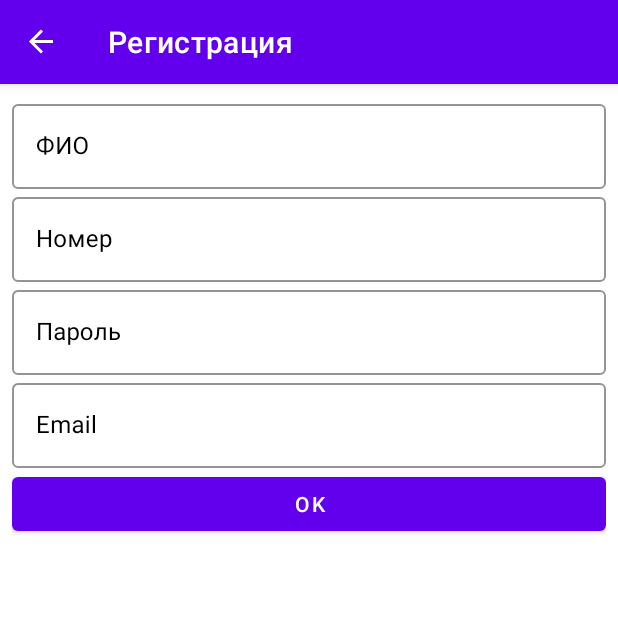
After one commit to Zellka/PeoplesControl, an Android app: the RegistrationFragment screen opened through its navigation route, on a phone screen of 412 x 824 dp, the top half of it. The commit adds this screen. Run offline under Robolectric (Android 15) with nearby library versions, the phone set to English and light mode, and no system bars; our stand-ins replace navigation-ui; 3 statements that could not run were skipped.

Commit message:
Add login and registration

```diff
--- /dev/null
+++ b/app/src/main/java/com/example/peoplesontrol/ui/view/login/LoginActivity.kt
@@ -0,0 +1,16 @@
+package com.example.peoplesontrol.ui.view.login
+
+import androidx.appcompat.app.AppCompatActivity
+import android.os.Bundle
+import androidx.navigation.findNavController
+import androidx.navigation.ui.setupActionBarWithNavController
+import com.example.peoplesontrol.R
+
+class LoginActivity : AppCompatActivity() {
+    override fun onCreate(savedInstanceState: Bundle?) {
+        super.onCreate(savedInstanceState)
+        setContentView(R.layout.activity_login)
+        val navController = findNavController(R.id.nav_host_fragment_activity_login)
+        setupActionBarWithNavController(navController)
+    }
+}
--- /dev/null
+++ b/app/src/main/java/com/example/peoplesontrol/ui/view/login/RegionsFragment.kt
@@ -0,0 +1,48 @@
+package com.example.peoplesontrol.ui.view.login
+
+import android.os.Bundle
+import androidx.fragment.app.Fragment
+import android.view.LayoutInflater
+import android.view.View
+import android.view.ViewGroup
+import androidx.core.os.bundleOf
+import androidx.navigation.fragment.findNavController
+import androidx.recyclerview.widget.LinearLayoutManager
+import com.example.peoplesontrol.R
+import com.example.peoplesontrol.databinding.FragmentRegionsBinding
+import com.example.peoplesontrol.ui.adapter.RegionAdapter
+
+class RegionsFragment : Fragment() {
+
+    private var _binding: FragmentRegionsBinding? = null
+    private val binding get() = _binding!!
+
+    private lateinit var adapter: RegionAdapter
+
+    override fun onCreateView(
+        inflater: LayoutInflater, container: ViewGroup?,
+        savedInstanceState: Bundle?
+    ): View {
+        _binding = FragmentRegionsBinding.inflate(inflater, container, false)
+        return binding.root
+    }
+
+    override fun onViewCreated(view: View, savedInstanceState: Bundle?) {
+        super.onViewCreated(view, savedInstanceState)
+        val list = listOf("Донецк", "Макеевка", "Ясиноватая", "Горловка", "Шахтёрск")
+
+        binding.rvRegions.layoutManager = LinearLayoutManager(this.requireContext())
+        adapter = RegionAdapter { region: String -> nextLogin(region) }
+        adapter.setData(list)
+        binding.rvRegions.adapter = adapter
+    }
+
+    private fun nextLogin(region: String) {
+        val bundle = bundleOf(REGION_KEY to region)
+        findNavController().navigate(R.id.action_regionsFragment_to_loginFragment, bundle)
+    }
+
+    companion object {
+        const val REGION_KEY = "REGION"
+    }
+}
--- /dev/null
+++ b/app/src/main/java/com/example/peoplesontrol/ui/view/login/RegistrationFragment.kt
@@ -0,0 +1,49 @@
+package com.example.peoplesontrol.ui.view.login
+
+import android.content.Intent
+import android.os.Bundle
+import androidx.fragment.app.Fragment
+import android.view.LayoutInflater
+import android.view.MenuItem
+import android.view.View
+import android.view.ViewGroup
+import androidx.navigation.fragment.findNavController
+import com.example.peoplesontrol.R
+import com.example.peoplesontrol.databinding.FragmentRegistrationBinding
+import com.example.peoplesontrol.ui.view.main.MainActivity
+
+class RegistrationFragment : Fragment() {
+
+    private var _binding: FragmentRegistrationBinding? = null
+    private val binding get() = _binding!!
+
+    override fun onCreate(savedInstanceState: Bundle?) {
+        super.onCreate(savedInstanceState)
+        setHasOptionsMenu(true)
+    }
+
+    override fun onCreateView(
+        inflater: LayoutInflater, container: ViewGroup?,
+        savedInstanceState: Bundle?
+    ): View {
+        _binding = FragmentRegistrationBinding.inflate(inflater, container, false)
+        return binding.root
+    }
+
+    override fun onViewCreated(view: View, savedInstanceState: Bundle?) {
+        super.onViewCreated(view, savedInstanceState)
+        binding.btnLogin.setOnClickListener {
+            startActivity(Intent(this.requireContext(), MainActivity::class.java))
+        }
+    }
+
+    override fun onOptionsItemSelected(item: MenuItem): Boolean {
+        return when (item.itemId) {
+            android.R.id.home -> {
+                findNavController().navigate(R.id.action_registrationFragment_to_loginFragment)
+                true
+            }
+            else -> super.onOptionsItemSelected(item)
+        }
+    }
+}
--- /dev/null
+++ b/app/src/main/res/layout/activity_login.xml
@@ -0,0 +1,21 @@
+<?xml version="1.0" encoding="utf-8"?>
+<androidx.constraintlayout.widget.ConstraintLayout xmlns:android="http://schemas.android.com/apk/res/android"
+    xmlns:app="http://schemas.android.com/apk/res-auto"
+    xmlns:tools="http://schemas.android.com/tools"
+    android:layout_width="match_parent"
+    android:layout_height="match_parent"
+    tools:context=".ui.view.login.LoginActivity">
+
+    <fragment
+        android:id="@+id/nav_host_fragment_activity_login"
+        android:name="androidx.navigation.fragment.NavHostFragment"
+        android:layout_width="match_parent"
+        android:layout_height="match_parent"
+        app:defaultNavHost="true"
+        app:layout_constraintBottom_toBottomOf="parent"
+        app:layout_constraintLeft_toLeftOf="parent"
+        app:layout_constraintRight_toRightOf="parent"
+        app:layout_constraintTop_toTopOf="parent"
+        app:navGraph="@navigation/login_navigation" />
+
+</androidx.constraintlayout.widget.ConstraintLayout>
--- /dev/null
+++ b/app/src/main/res/layout/fragment_registration.xml
@@ -0,0 +1,100 @@
+<?xml version="1.0" encoding="utf-8"?>
+<androidx.constraintlayout.widget.ConstraintLayout xmlns:android="http://schemas.android.com/apk/res/android"
+    xmlns:app="http://schemas.android.com/apk/res-auto"
+    xmlns:tools="http://schemas.android.com/tools"
+    android:layout_width="match_parent"
+    android:layout_height="match_parent"
+    android:layout_margin="8dp"
+    tools:context=".ui.view.login.RegistrationFragment">
+
+    <com.google.android.material.textfield.TextInputLayout
+        android:id="@+id/input_name"
+        style="@style/Widget.MaterialComponents.TextInputLayout.OutlinedBox"
+        android:layout_width="match_parent"
+        android:layout_height="wrap_content"
+        android:hint="@string/input_name"
+        android:textColorHint="@color/black"
+        app:boxStrokeColor="@color/black"
+        app:hintTextColor="@color/black"
+        tools:ignore="MissingConstraints">
+
+        <com.google.android.material.textfield.TextInputEditText
+            android:id="@+id/edit_name"
+            android:layout_width="match_parent"
+            android:layout_height="wrap_content"
+            android:backgroundTint="@color/black"
+            android:inputType="textCapSentences"
+            android:textColorHighlight="@color/black" />
+    </com.google.android.material.textfield.TextInputLayout>
+
+    <com.google.android.material.textfield.TextInputLayout
+        android:id="@+id/input_number"
+        style="@style/Widget.MaterialComponents.TextInputLayout.OutlinedBox"
+        android:layout_width="match_parent"
+        android:layout_height="wrap_content"
+        android:hint="@string/input_number"
+        android:textColorHint="@color/black"
+        app:boxStrokeColor="@color/black"
+        app:hintTextColor="@color/black"
+        app:layout_constraintTop_toBottomOf="@+id/input_name"
+        tools:ignore="MissingConstraints">
+
+        <com.google.android.material.textfield.TextInputEditText
+            android:id="@+id/edit_number"
+            android:layout_width="match_parent"
+            android:layout_height="wrap_content"
+            android:backgroundTint="@color/black"
+            android:inputType="phone"
+            android:textColorHighlight="@color/black" />
+    </com.google.android.material.textfield.TextInputLayout>
+
+    <com.google.android.material.textfield.TextInputLayout
+        android:id="@+id/input_password"
+        style="@style/Widget.MaterialComponents.TextInputLayout.OutlinedBox"
+        android:layout_width="match_parent"
+        android:layout_height="wrap_content"
+        android:hint="@string/input_password"
+        android:textColorHint="@color/black"
+        app:boxStrokeColor="@color/black"
+        app:hintTextColor="@color/black"
+        app:layout_constraintTop_toBottomOf="@+id/input_number"
+        tools:ignore="MissingConstraints">
+
+        <com.google.android.material.textfield.TextInputEditText
+            android:id="@+id/edit_password"
+            android:layout_width="match_parent"
+            android:layout_height="wrap_content"
+            android:backgroundTint="@color/black"
+            android:inputType="textPassword"
+            android:textColorHighlight="@color/black" />
+    </com.google.android.material.textfield.TextInputLayout>
+
+    <com.google.android.material.textfield.TextInputLayout
+        android:id="@+id/input_email"
+        style="@style/Widget.MaterialComponents.TextInputLayout.OutlinedBox"
+        android:layout_width="match_parent"
+        android:layout_height="wrap_content"
+        android:hint="@string/input_email"
+        android:textColorHint="@color/black"
+        app:boxStrokeColor="@color/black"
+        app:hintTextColor="@color/black"
+        app:layout_constraintTop_toBottomOf="@+id/input_password"
+        tools:ignore="MissingConstraints">
+
+        <com.google.android.material.textfield.TextInputEditText
+            android:id="@+id/edit_email"
+            android:layout_width="match_parent"
+            android:layout_height="wrap_content"
+            android:backgroundTint="@color/black"
+            android:inputType="textEmailAddress"
+            android:textColorHighlight="@color/black" />
+    </com.google.android.material.textfield.TextInputLayout>
+
+    <Button
+        android:id="@+id/btn_login"
+        android:layout_width="match_parent"
+        android:layout_height="wrap_content"
+        android:text="@string/btn_ok"
+        app:layout_constraintTop_toBottomOf="@+id/input_email" />
+
+</androidx.constraintlayout.widget.ConstraintLayout>
--- /dev/null
+++ b/app/src/main/res/navigation/login_navigation.xml
@@ -0,0 +1,40 @@
+<?xml version="1.0" encoding="utf-8"?>
+<navigation xmlns:android="http://schemas.android.com/apk/res/android"
+    xmlns:app="http://schemas.android.com/apk/res-auto"
+    xmlns:tools="http://schemas.android.com/tools"
+    android:id="@+id/login_navigation"
+    app:startDestination="@id/navigation_regions">
+
+    <fragment
+        android:id="@+id/navigation_regions"
+        android:name="com.example.peoplesontrol.ui.view.login.RegionsFragment"
+        android:label="@string/title_region"
+        tools:layout="@layout/fragment_regions">
+        <action
+            android:id="@+id/action_regionsFragment_to_loginFragment"
+            app:destination="@id/navigation_login" />
+    </fragment>
+
+    <fragment
+        android:id="@+id/navigation_login"
+        android:name="com.example.peoplesontrol.ui.view.login.LoginFragment"
+        android:label="@string/title_login"
+        tools:layout="@layout/fragment_login">
+        <action
+            android:id="@+id/action_loginFragment_to_registrationFragment"
+            app:destination="@id/navigation_registration" />
+        <action
+            android:id="@+id/action_loginFragment_to_regionsFragment"
+            app:destination="@id/navigation_regions" />
+    </fragment>
+    <fragment
+        android:id="@+id/navigation_registration"
+        android:name="com.example.peoplesontrol.ui.view.login.RegistrationFragment"
+        android:label="@string/title_registration"
+        tools:layout="@layout/fragment_registration">
+        <action
+            android:id="@+id/action_registrationFragment_to_loginFragment"
+            app:destination="@id/navigation_login" />
+    </fragment>
+
+</navigation>
--- /dev/null
+++ b/app/src/main/res/values/dimens.xml
@@ -0,0 +1,5 @@
+<resources>
+    <!-- Default screen margins, per the Android Design guidelines. -->
+    <dimen name="activity_horizontal_margin">16dp</dimen>
+    <dimen name="activity_vertical_margin">16dp</dimen>
+</resources>
--- a/app/src/main/res/values/strings.xml
+++ b/app/src/main/res/values/strings.xml
@@ -1,3 +1,18 @@
 <resources>
     <string name="app_name">People\'s Сontrol</string>
+    <string name="input_number">Номер</string>
+    <string name="btn_ok">OK</string>
+    <string name="title_registration">Регистрация</string>
+    <string name="input_password">Пароль</string>
+    <string name="input_name">ФИО</string>
+    <string name="input_email">Email</string>
+    <string name="title_region">Выбор региона</string>
+    <string name="title_login">Вход</string>
+    <string name="title_no_auth">Зарегистрироваться</string>
+    <string name="title_categories">Сферы</string>
+    <string name="title_map">Карта проблемных зон</string>
+    <string name="title_appeals">Заявки</string>
+    <string name="title_new_appeal">Новая заявка</string>
+    <string name="title_archive">Мой архив</string>
+    <string name="title_profile">Профиль</string>
 </resources>
```
Also changed, not shown: app/src/main/AndroidManifest.xml (+6 -2 lines), app/src/main/java/com/example/peoplesontrol/MainActivity.kt (deleted, +0 -11 lines), app/src/main/java/com/example/peoplesontrol/ui/view/login/LoginFragment.kt (added, +52 -0 lines), app/src/main/res/layout/fragment_login.xml (added, +68 -0 lines), app/src/main/res/layout/fragment_regions.xml (added, +21 -0 lines).
